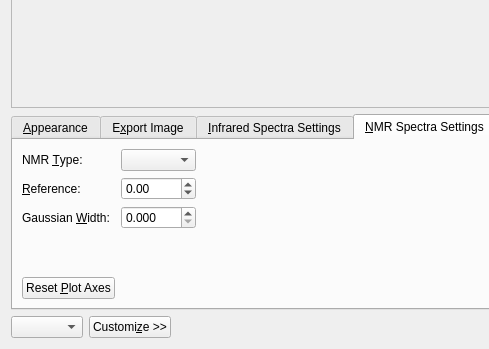
cryos/avogadro, file libavogadro/src/extensions/spectradialog.ui: the form before one commit; both pictures show x 0 to 489 and y 199 to 548 of the 838 by 548 pixel window.
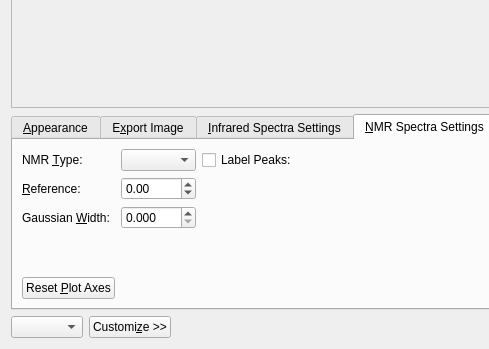
The form after the commit. Custom widgets are drawn as their Qt base class.

Commit message: Peak labeling for NMR

The edit to the form file:
```diff
--- a/libavogadro/src/extensions/spectradialog.ui
+++ b/libavogadro/src/extensions/spectradialog.ui
@@ -744,7 +744,7 @@
          <item row="0" column="1">
           <widget class="QComboBox" name="combo_NMR_type"/>
          </item>
-         <item row="0" column="2">
+         <item row="0" column="3">
           <spacer name="horizontalSpacer_6">
            <property name="orientation">
             <enum>Qt::Horizontal</enum>
@@ -757,7 +757,7 @@
            </property>
           </spacer>
          </item>
-         <item row="3" column="0">
+         <item row="4" column="0">
           <spacer name="verticalSpacer_2">
            <property name="orientation">
             <enum>Qt::Vertical</enum>
@@ -796,7 +796,7 @@
            </property>
           </widget>
          </item>
-         <item row="4" column="0">
+         <item row="6" column="0">
           <widget class="QPushButton" name="push_NMR_resetAxes">
            <property name="text">
             <string>Reset &amp;Plot Axes</string>
@@ -826,6 +826,13 @@
            </property>
           </widget>
          </item>
+         <item row="0" column="2">
+          <widget class="QCheckBox" name="cb_NMR_labelPeaks">
+           <property name="text">
+            <string>Label Peaks:</string>
+           </property>
+          </widget>
+         </item>
         </layout>
        </widget>
       </widget>
```
Left out of the diff: 1 changed line with no effect on the pictures. The commit also changes 1 other file.
